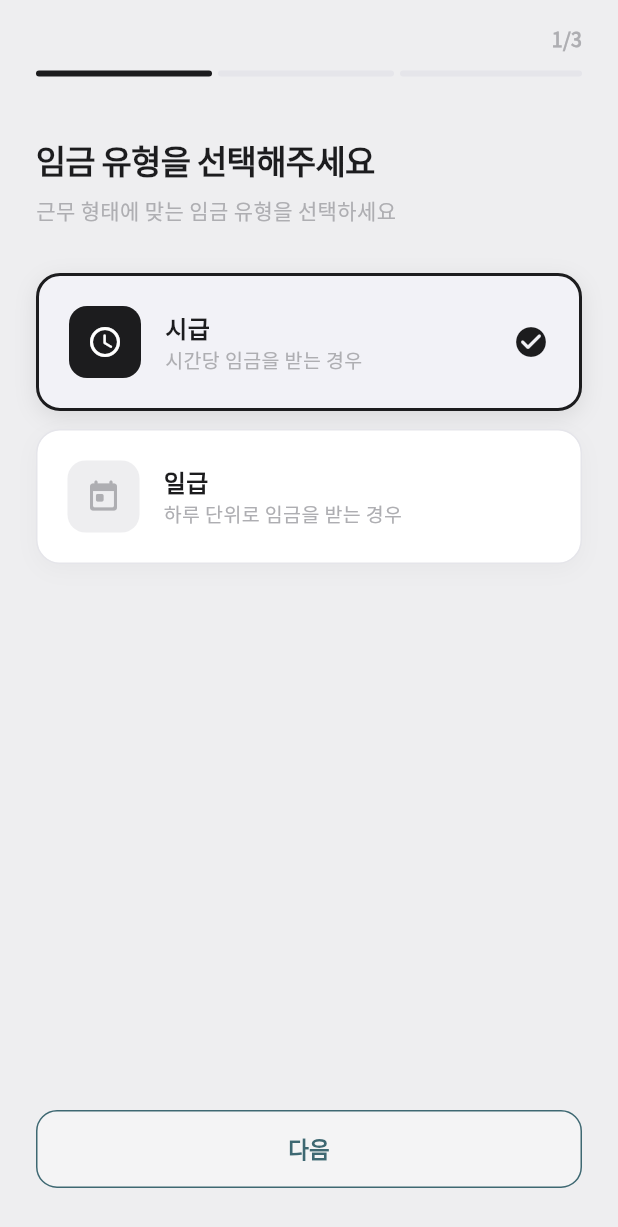
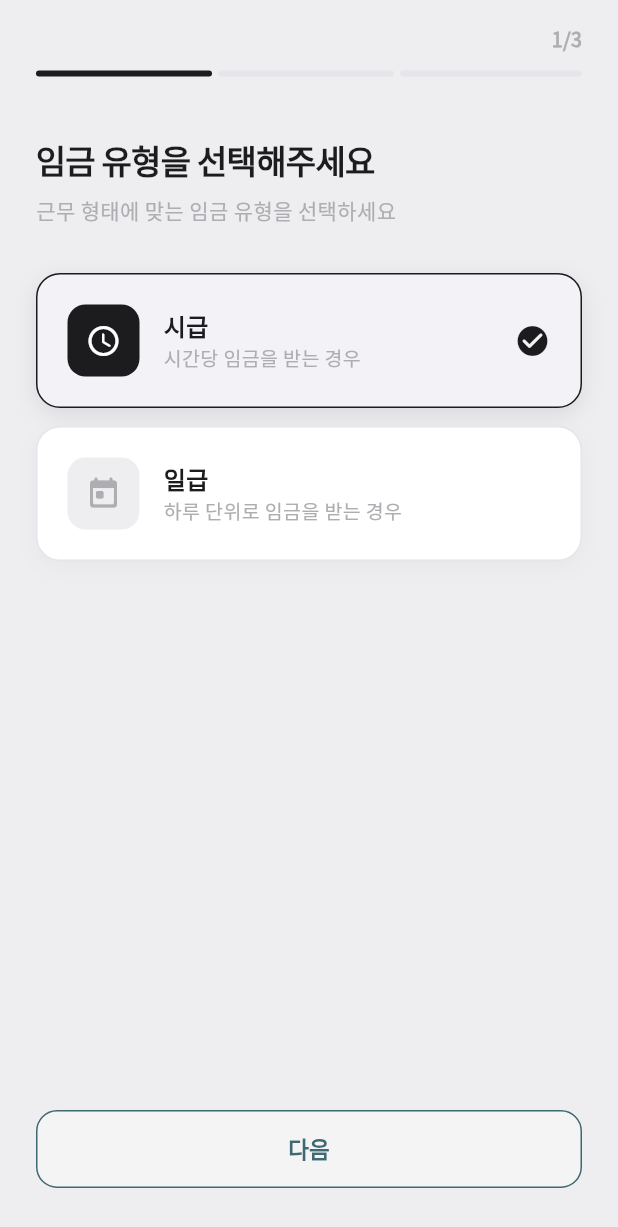
Before and after one commit to devcatch1212/anotherone, a Flutter app: the OnboardingScreen screen opened by its route, on a phone screen of 412 x 824 dp. Shown: the top 1227 px of the screen. Run offline on Flutter 3.47's test engine with Material 3 defaults, Android fonts, the phone set to English and light mode, and no system bars; our stand-ins replace dio, flutter_riverpod, flutter_secure_storage, geolocator, go_router, google_fonts and 4 more; accounts and stored records are empty; network calls fail.

Commit message:
design: 온보딩 첫 화면의 시급/일급 임금유형 카드 선택 시 테두리 두께를 2.0에서 1.0으로 변경

```diff
--- a/apps/mobile/lib/features/onboarding/presentation/onboarding_screen.dart
+++ b/apps/mobile/lib/features/onboarding/presentation/onboarding_screen.dart
@@ -278,7 +278,7 @@
           borderRadius: BorderRadius.circular(16),
           border: Border.all(
             color: isSelected ? AppColors.primary : AppColors.border,
-            width: isSelected ? 2 : 1,
+            width: 1.0,
           ),
           boxShadow: [
             BoxShadow(
```
